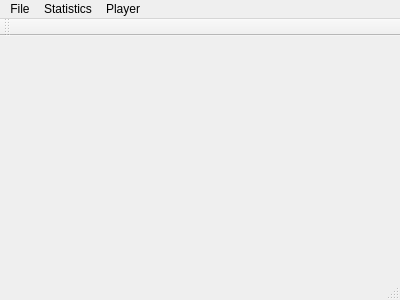
Above: MainWindow/mainwindow.ui from SethMarkarian/CS205-Labs before the change. Below: the same form after it.
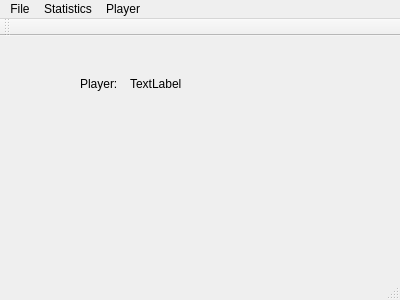
That is the form after the change.

Diff of the .ui file:
```diff
--- a/MainWindow/mainwindow.ui
+++ b/MainWindow/mainwindow.ui
@@ -13,7 +13,34 @@
   <property name="windowTitle">
    <string>MainWindow</string>
   </property>
-  <widget class="QWidget" name="centralWidget"/>
+  <widget class="QWidget" name="centralWidget">
+   <widget class="QLabel" name="Player">
+    <property name="geometry">
+     <rect>
+      <x>80</x>
+      <y>40</y>
+      <width>55</width>
+      <height>16</height>
+     </rect>
+    </property>
+    <property name="text">
+     <string>Player:</string>
+    </property>
+   </widget>
+   <widget class="QLabel" name="PlayerName">
+    <property name="geometry">
+     <rect>
+      <x>130</x>
+      <y>40</y>
+      <width>55</width>
+      <height>16</height>
+     </rect>
+    </property>
+    <property name="text">
+     <string>TextLabel</string>
+    </property>
+   </widget>
+  </widget>
   <widget class="QMenuBar" name="menuBar">
    <property name="geometry">
     <rect>
```
